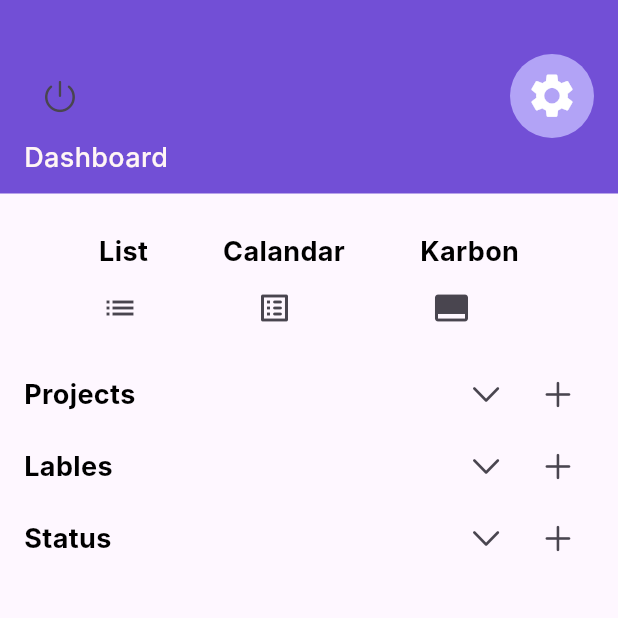
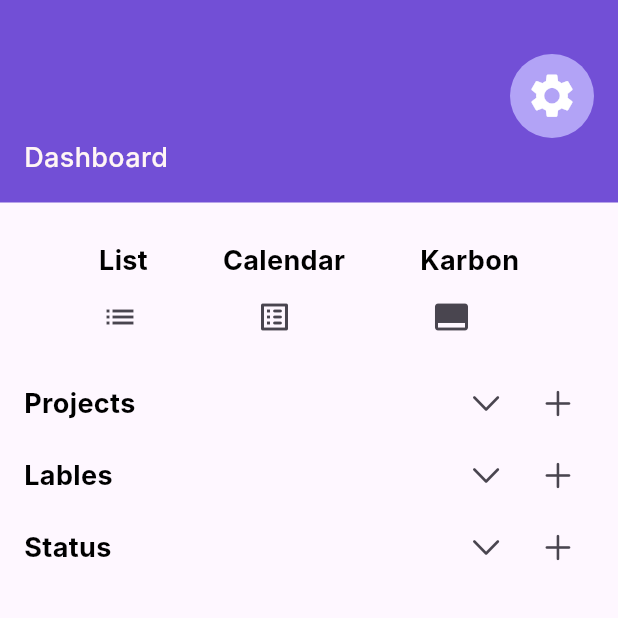
Before and after one commit to shraddhagaudani/todo_list_app, a Flutter app: the Home_page screen opened by its route, on a phone screen of 412 x 824 dp, the top half of it. Run offline on Flutter 3.47's test engine with Material 2 defaults, Android fonts, the phone set to English and light mode, and no system bars; our stand-ins replace firebase_auth, firebase_core, get, get_storage, google_sign_in, sqflite; accounts and stored records are empty; Roboto replaces fonts that are missing (Inter).

Commit message:
14/09/23

```diff
--- a/lib/controllers/theme_controller.dart
+++ b/lib/controllers/theme_controller.dart
@@ -10,8 +10,8 @@ class ThemeController extends GetxController{
   );
 
   ChangeTheme() {
-    themeModel.isdark = !themeModel.isdark;
-    box.write('isDarkMode', themeModel.isdark);
+    // themeModel.isdark = !themeModel.isdark;
+    box.write('isDarkMode', themeModel.isdark = !themeModel.isdark);
     (themeModel.isdark)
         ? Get.changeTheme(
             ThemeData(useMaterial3: true, brightness: Brightness.dark))
--- a/lib/views/screens/home_page.dart
+++ b/lib/views/screens/home_page.dart
@@ -23,7 +23,7 @@ class _Home_pageState extends State<Home_page> {
           return Column(
             children: [
               Container(
-                height: 129,
+                height: 135,
                 width: 800,
                 color: const Color(0xFF724FD6),
                 child: Padding(
@@ -35,14 +35,6 @@ class _Home_pageState extends State<Home_page> {
                       ),
                       Row(
                         children: [
-                          IconButton(
-                            onPressed: () async {
-                              await FireBaseAuthHelper.fireBaseAuthHelper
-                                  .signOut();
-                              Get.offNamed('/login_page');
-                            },
-                            icon: const Icon(CupertinoIcons.power),
-                          ),
                           const Spacer(),
                           Container(
                             height: 56,
@@ -101,7 +93,7 @@ class _Home_pageState extends State<Home_page> {
                           ),
                         ),
                         Text(
-                          'Calandar',
+                          'Calendar',
                           style: TextStyle(
                             color: (themeController.themeModel.isdark)?Colors.white:Colors.black,
                             fontSize: 18,
@@ -233,6 +225,7 @@ class _Home_pageState extends State<Home_page> {
                 ),
               ),
             ],
+
           );
         },
       ),
--- a/pubspec.yaml
+++ b/pubspec.yaml
@@ -40,7 +40,8 @@ dependencies:
   firebase_core:
   firebase_auth: ^4.9.0
   google_sign_in:
-
+  sqflite:
+  path:
 dev_dependencies:
   flutter_test:
     sdk: flutter
```
Also changed, not shown: lib/helpers/db_helper.dart (added, +17 -0 lines), pubspec.lock, 1 other file.
